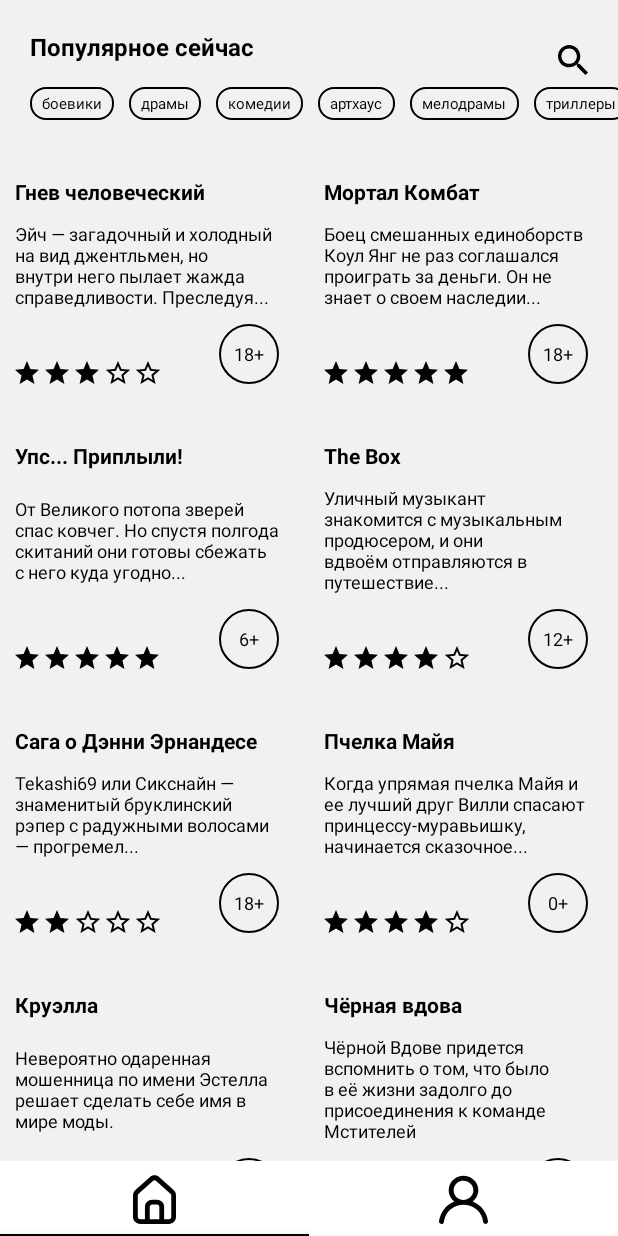
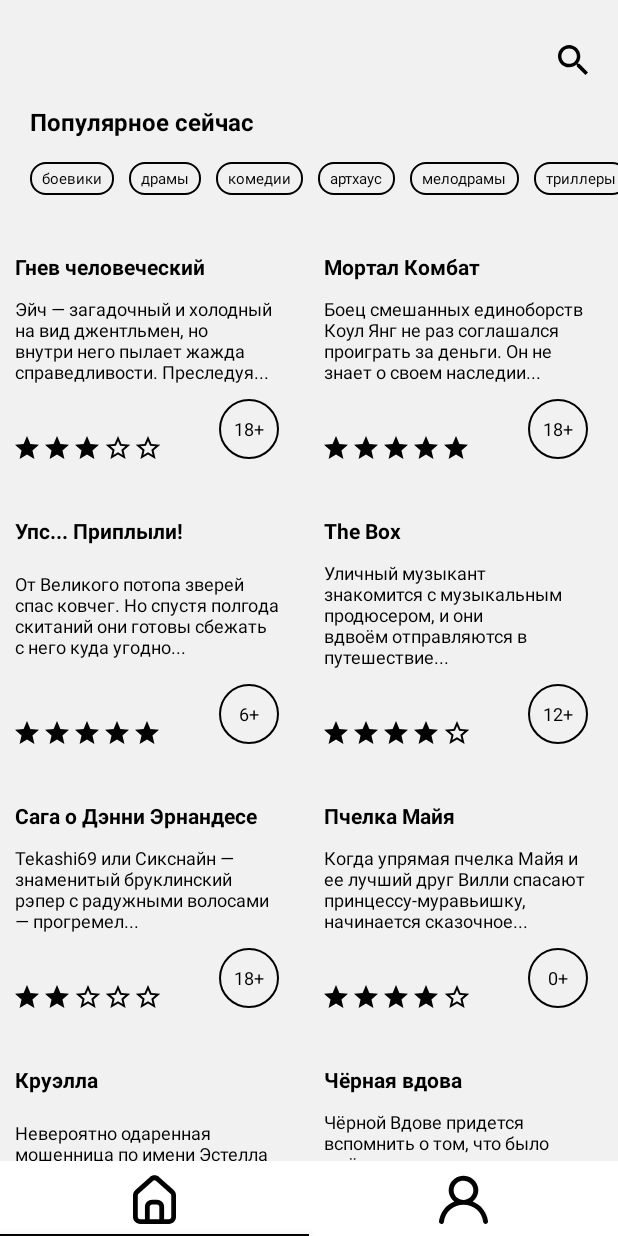
Before and after one commit to p0stante/TetaHomework1, an Android app: the screen it shows after launch (MainActivity), on a phone screen of 412 x 824 dp. Run offline under Robolectric (Android 15) with nearby library versions, the phone set to English and light mode, and no system bars; pictures from the network do not load.

Commit message:
Update activity_main.xml

```diff
--- a/app/src/main/res/layout/activity_main.xml
+++ b/app/src/main/res/layout/activity_main.xml
@@ -26,10 +26,9 @@
 
     <TextView
         android:id="@+id/tv_popular"
-
         android:layout_width="match_parent"
         android:layout_height="wrap_content"
-        app:layout_constraintTop_toTopOf="parent"
+        app:layout_constraintTop_toTopOf="@id/guideline"
         app:layout_constraintBottom_toTopOf="@id/rv_tags"
         app:layout_constraintStart_toStartOf="parent"
         android:text="@string/popular_now"
@@ -42,7 +41,6 @@
 
     <androidx.recyclerview.widget.RecyclerView
         android:id="@+id/rv_tags"
-
         android:layout_width="match_parent"
         android:layout_height="wrap_content"
         android:scrollbars="horizontal"
@@ -51,14 +49,13 @@
         android:layout_marginBottom="10dp"
         app:layoutManager="androidx.recyclerview.widget.LinearLayoutManager"
         app:layout_constraintTop_toBottomOf="@id/tv_popular"
-        app:layout_constraintBottom_toTopOf="@id/rv_movies"></androidx.recyclerview.widget.RecyclerView>
+        app:layout_constraintBottom_toTopOf="@id/rv_movies"/>
 
     <androidx.recyclerview.widget.RecyclerView
         android:id="@+id/rv_movies"
         android:layout_width="match_parent"
         android:layout_height="0dp"
         android:orientation="vertical"
-
         app:layout_constraintTop_toBottomOf="@id/rv_tags"
         app:layout_constraintBottom_toTopOf="@id/guideline2" />
 
```
